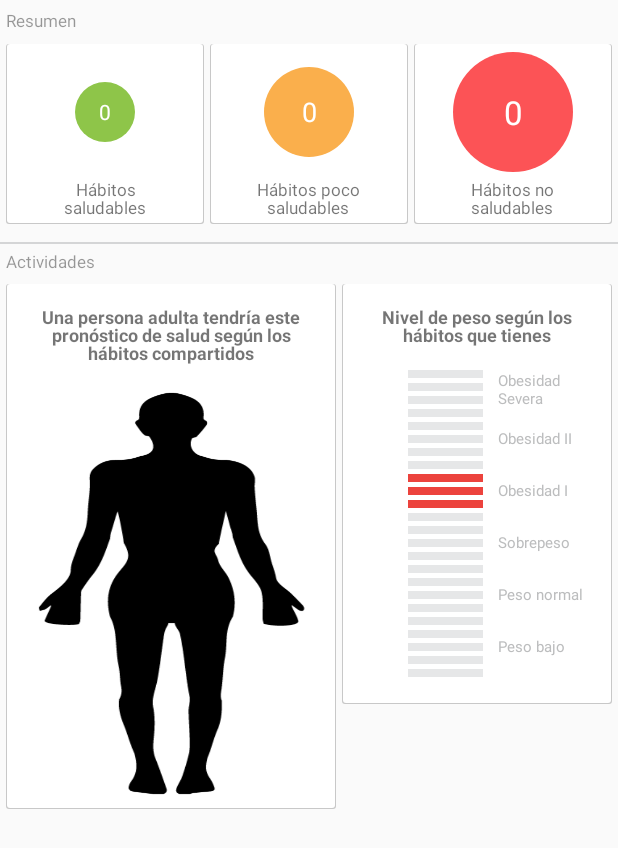
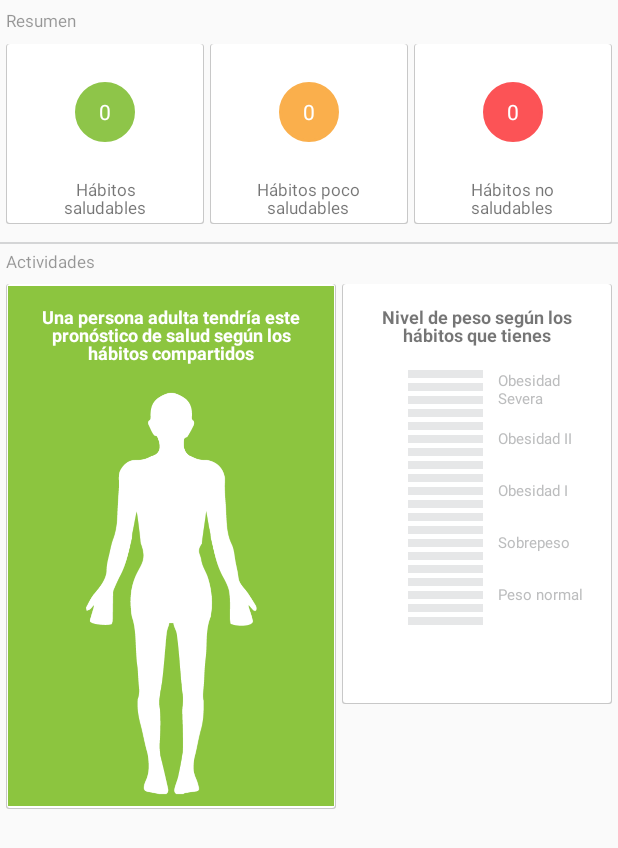
Before and after one commit to dericop/ro-android-design-lab, an Android app: the fragment Simulation shown on its own in the app's theme, on a phone screen of 412 x 824 dp. Shown: the top 848 px of the screen. Run offline under Robolectric (Android 15) with nearby library versions, the phone set to English and light mode, and no system bars; our stand-ins replace Firebase (no records; nobody signed in at launch, a user with empty details on screens opened directly); 4 statements that could not run were skipped.

Commit message:
Primera versión de la simulación terminada.

```diff
--- a/app/src/main/java/com/ucaldas/ro/reduccionobesidad/Simulation.java
+++ b/app/src/main/java/com/ucaldas/ro/reduccionobesidad/Simulation.java
@@ -1,11 +1,14 @@
 package com.ucaldas.ro.reduccionobesidad;
 
+import android.app.ProgressDialog;
 import android.content.Context;
 import android.net.Uri;
+import android.os.Build;
 import android.os.Bundle;
 import android.support.annotation.Nullable;
 import android.support.v4.app.Fragment;
 import android.util.Log;
+import android.util.TypedValue;
 import android.view.LayoutInflater;
 import android.view.View;
 import android.view.ViewGroup;
@@ -19,9 +22,14 @@ import com.google.firebase.database.DatabaseReference;
 import com.google.firebase.database.FirebaseDatabase;
 import com.google.firebase.database.ValueEventListener;
 
+import java.io.IOException;
+import java.text.Collator;
 import java.util.ArrayList;
 import java.util.Arrays;
+import java.util.Collections;
+import java.util.Comparator;
 import java.util.HashMap;
+import java.util.LinkedList;
 import java.util.List;
 import java.util.Map;
 import java.util.concurrent.atomic.AtomicInteger;
@@ -64,12 +72,8 @@ public class Simulation extends Fragment {
     private LinearLayout obesity_level_2_container;
     private LinearLayout severe_obesity_container;
 
-    //Conteo de items de buenos habitos, medios, malos
-    private final AtomicInteger goodHabitsCount = new AtomicInteger(0);
-    private final AtomicInteger mediumHabitsCount = new AtomicInteger(0);
-    private final AtomicInteger badHabitsCount = new AtomicInteger(0);
-
-
+    //Dialogo de progreso
+    private ProgressDialog progress;
 
     // TODO: Rename and change types of parameters
     private String mParam1;
@@ -135,89 +139,219 @@ public class Simulation extends Fragment {
         }
     }*/
 
+
+
     @Override
-    public void onViewCreated(View view, @Nullable Bundle savedInstanceState) {
+    public void onViewCreated(final View view, @Nullable Bundle savedInstanceState) {
         super.onViewCreated(view, savedInstanceState);
 
         getGraphicalComponents(view); // Inicialización de componentes gráficos
 
         if(mHome.user != null){
+            final String[] foodsString = getResources().getStringArray(R.array.new_post_food_categories);
+            final List<String> foodsCategories = Arrays.asList(foodsString);
             DatabaseReference firebaseDatabase = FirebaseDatabase.getInstance().getReference().child("user-data").child(mHome.user.getUid());
+            final AtomicInteger countOfHealthy = new AtomicInteger(0);
+            final AtomicInteger countOfMedium = new AtomicInteger(0);
+            final AtomicInteger countOfBad = new AtomicInteger(0);
+
             firebaseDatabase.addValueEventListener(new ValueEventListener() {
                 @Override
                 public void onDataChange(DataSnapshot dataSnapshot) {
-                    Log.v("DB", dataSnapshot.getValue().toString());
+                    /*progress = ProgressDialog.show(getContext(), "Creando simulación...",
+                            "Espera un momento", true);*/
 
+                    double totalAverage = 0;
                     Map<String, HashMap> data = (HashMap) dataSnapshot.getValue();
+                    Log.v("Foods", data.toString());
+
                     for(String key: data.keySet()){
-                        Map<String, String> post = data.get(key);
-                        String activityType = post.get("category");
 
-                        List<String> foodsCategories = Arrays.asList(getResources().getStringArray(R.array.new_post_food_categories));
+                        Map<String, Object> post = data.get(key);
 
-                        if(foodsCategories.contains(activityType)){ //¿Es un alimento?
-                            String result = post.get("result");
-                            if(result != null){
+                        //String activityType = post.get("category")+"";
+                        //foodsCategories.contains(activityType) &&
+                        if(post.get("result") != null){
+                            long result = (long)post.get("result");
+                            if(result == 3){
+                                countOfHealthy.incrementAndGet();
+                            }else if(result == 2){
+                                countOfMedium.incrementAndGet();
+                            }else{
+                                countOfBad.incrementAndGet();
+                            }
 
-                                int resultValue = Integer.parseInt(result);
-                                switch (resultValue){
-                                    case 1: //Indica mal hàbito
-                                        badHabitsCount.incrementAndGet();
-                                        break;
-                                    case 2: //Indica hábito medio
-                                        mediumHabitsCount.incrementAndGet();
-                                        break;
-                                    case 3: //Indica buen hábito
-                                        goodHabitsCount.incrementAndGet();
-                                        break;
+                            if(post.get("average") != null) {
+                                try {
+                                    totalAverage += (Double) post.get("average");
+                                }catch (NumberFormatException ex){
+                                    totalAverage += 0.0;
                                 }
 
-                                healthyHabits.setText(goodHabitsCount+"");
-                                mediumHabits.setText(mediumHabits+"");
-                                badHabits.setText(badHabits+"");
+                            }
+                        }
+                    }
+
+                    //Lógica para la sección superior de la interface
+
+                    healthyHabits.setText(countOfHealthy.get()+"");
+                    mediumHabits.setText(countOfMedium.get()+"");
+                    badHabits.setText(countOfBad.get()+"");
+
+                    ViewGroup.LayoutParams circleBox1Params = sim_circle_box_1.getLayoutParams();
+                    ViewGroup.LayoutParams circleBox2Params = sim_circle_box_2.getLayoutParams();
+                    ViewGroup.LayoutParams circleBox3Params = sim_circle_box_3.getLayoutParams();
+
+                    int newSizeBox1 = countOfHealthy.get();
+                    int newSizeBox2 = countOfMedium.get();
+                    int newSizeBox3 = countOfBad.get();
+
+                    LinkedList orderedList = new LinkedList();
+                    orderedList.push(newSizeBox1);
+                    orderedList.push(newSizeBox2);
+                    orderedList.push(newSizeBox3);
+
+                    Collections.sort(orderedList);
+
+                    //Ubicación del tamaño para el componente 1
+                    if(orderedList.indexOf(newSizeBox1) == 2){
+                        newSizeBox1 = 80;
+
+                    } else if(orderedList.indexOf(newSizeBox1) == 1)
+                        newSizeBox1 = 60;
+                    else
+                        newSizeBox1 = 40;
+
+                    //Ubicación del tamaño para el componente 2
+                    if(orderedList.indexOf(newSizeBox2) == 2){
+                        newSizeBox2 = 80;
+
+                    } else if(orderedList.indexOf(newSizeBox2) == 1)
+                        newSizeBox2 = 60;
+                    else
+                        newSizeBox2 = 40;
+
+                    //Ubicación del tamaño para el componente 3
+                    if(orderedList.indexOf(newSizeBox3) == 2){
+                        newSizeBox3 = 80;
+
+                    }else if(orderedList.indexOf(newSizeBox3) == 1)
+                        newSizeBox3 = 60;
+                    else
+                        newSizeBox3 = 40;
+
+                    if(getActivity() != null){
+                        healthyHabits.setTextSize((newSizeBox1 * 14)/40);
+                        mediumHabits.setTextSize((newSizeBox2 * 14)/40);
+                        badHabits.setTextSize((newSizeBox3 * 14)/40);
 
 
-                                /*//Cálculo para la tendencia en obesidad
-                                String processedLevel = data.get("processed_level");
-                                String sugarLevel = data.get("sugar_level");
+                        circleBox1Params.width = (int) TypedValue.applyDimension(TypedValue.COMPLEX_UNIT_DIP, newSizeBox1, getResources().getDisplayMetrics());
+                        circleBox1Params.height = (int) TypedValue.applyDimension(TypedValue.COMPLEX_UNIT_DIP, newSizeBox1, getResources().getDisplayMetrics());;
+                        sim_circle_box_1.setLayoutParams(circleBox1Params);
 
-                                if(processedLevel != null && sugarLevel != null){
-                                    int processedValue = Integer.parseInt(processedLevel);
-                                    int sugarValue = Integer.parseInt(sugarLevel);
+                        circleBox2Params.width = (int) TypedValue.applyDimension(TypedValue.COMPLEX_UNIT_DIP, newSizeBox2, getResources().getDisplayMetrics());
+                        circleBox2Params.height = (int) TypedValue.applyDimension(TypedValue.COMPLEX_UNIT_DIP, newSizeBox2, getResources().getDisplayMetrics());
+                        sim_circle_box_2.setLayoutParams(circleBox2Params);
 
-                                }*/
-                            }
+                        circleBox3Params.width = (int) TypedValue.applyDimension(TypedValue.COMPLEX_UNIT_DIP, newSizeBox3, getResources().getDisplayMetrics());
+                        circleBox3Params.height = (int) TypedValue.applyDimension(TypedValue.COMPLEX_UNIT_DIP, newSizeBox3, getResources().getDisplayMetrics());
+                        sim_circle_box_3.setLayoutParams(circleBox3Params);
 
 
-                        }else{
+                        totalAverage /= (countOfHealthy.get() + countOfMedium.get() + countOfBad.get());
+                        paintLevel(totalAverage, view);
 
-                        }
+                    }
 
 
+                    countOfHealthy.set(0);
+                    countOfMedium.set(0);
+                    countOfBad.set(0);
 
-                    }
                 }
 
                 @Override
                 public void onCancelled(DatabaseError databaseError) {
 
                 }
+
             });
         }
 
+    }
+
+    private void paintLevel(double average, View view){
+        final LinearLayout humanContainer = (LinearLayout) view.findViewById(R.id.human_container);
+        final ImageView humanImageView = (ImageView) view.findViewById(R.id.human_image_view);
+
+        restartDefaultView(severe_obesity_container);
+        restartDefaultView(obesity_level_2_container);
+        restartDefaultView(obesity_level_1_container);
+        restartDefaultView(overweight_container);
+        restartDefaultView(normal_weight_container);
+
+        if(average!=0 && average < 2){
+            Log.v("DBO", "Obeso severo");
+            severe_obesity_container.getChildAt(0).setBackgroundColor(getResources().getColor(R.color.severe_obesity));
+            severe_obesity_container.getChildAt(1).setBackgroundColor(getResources().getColor(R.color.severe_obesity));
+            severe_obesity_container.getChildAt(2).setBackgroundColor(getResources().getColor(R.color.severe_obesity));
+
+            humanContainer.setBackgroundColor(getResources().getColor(R.color.severe_obesity));
+            humanImageView.setBackgroundDrawable(getResources().getDrawable(R.drawable.silueta_humano_6));
+
+        }else if(average >= 2 && average <4){
+            Log.v("DBO", "Obeso 2");
+
+            obesity_level_2_container.getChildAt(0).setBackgroundColor(getResources().getColor(R.color.obesity_2));
+            obesity_level_2_container.getChildAt(1).setBackgroundColor(getResources().getColor(R.color.obesity_2));
+            obesity_level_2_container.getChildAt(2).setBackgroundColor(getResources().getColor(R.color.obesity_2));
+
+            humanContainer.setBackgroundColor(getResources().getColor(R.color.obesity_2));
+            humanImageView.setBackgroundDrawable(getResources().getDrawable(R.drawable.silueta_humano_5));
 
 
+        }else if(average >=4 && average <6){
+            Log.v("DBO", "Obeso 1");
 
+            obesity_level_1_container.getChildAt(0).setBackgroundColor(getResources().getColor(R.color.obesity_1));
+            obesity_level_1_container.getChildAt(1).setBackgroundColor(getResources().getColor(R.color.obesity_1));
+            obesity_level_1_container.getChildAt(2).setBackgroundColor(getResources().getColor(R.color.obesity_1));
 
+            humanContainer.setBackgroundColor(getResources().getColor(R.color.obesity_1));
+            humanImageView.setBackgroundDrawable(getResources().getDrawable(R.drawable.silueta_humano_4));
+        }else if(average >= 6 && average <8){
 
+            overweight_container.getChildAt(0).setBackgroundColor(getResources().getColor(R.color.overweight));
+            overweight_container.getChildAt(1).setBackgroundColor(getResources().getColor(R.color.overweight));
+            overweight_container.getChildAt(2).setBackgroundColor(getResources().getColor(R.color.overweight));
 
+            humanContainer.setBackgroundColor(getResources().getColor(R.color.overweight));
+            humanImageView.setBackgroundDrawable(getResources().getDrawable(R.drawable.silueta_humano_3));
+            Log.v("DBO", "Sobrepeso");
 
+        }else if(average >= 8){
+            Log.v("DBO", "Peso normal");
+            normal_weight_container.getChildAt(0).setBackgroundColor(getResources().getColor(R.color.normal_weight));
+            normal_weight_container.getChildAt(1).setBackgroundColor(getResources().getColor(R.color.normal_weight));
+            normal_weight_container.getChildAt(2).setBackgroundColor(getResources().getColor(R.color.normal_weight));
+
+            humanContainer.setBackgroundColor(getResources().getColor(R.color.normal_weight));
+            humanImageView.setBackgroundDrawable(getResources().getDrawable(R.drawable.silueta_humano_2));
+
+        }
+    }
+
+    private void restartDefaultView(LinearLayout view){
+        view.getChildAt(0).setBackgroundColor(getResources().getColor(R.color.simuation_barItem_normal));
+        view.getChildAt(1).setBackgroundColor(getResources().getColor(R.color.simuation_barItem_normal));
+        view.getChildAt(2).setBackgroundColor(getResources().getColor(R.color.simuation_barItem_normal));
     }
 
     private void getGraphicalComponents(View view){
 
         healthyHabits = (TextView) view.findViewById(R.id.healthyHabits);
-        badHabits = (TextView) view.findViewById(R.id.mediumHabits);
+        badHabits = (TextView) view.findViewById(R.id.bad_habits);
         mediumHabits = (TextView) view.findViewById(R.id.mediumHabits);
 
         sim_circle_box_1 = (LinearLayout) view.findViewById(R.id.sim_circle_box_1);
@@ -226,13 +360,12 @@ public class Simulation extends Fragment {
 
         human_image_view = (ImageView) view.findViewById(R.id.human_image_view);
 
-        low_weight_container = (LinearLayout) view.findViewById(R.id.low_weight_container);
+        //low_weight_container = (LinearLayout) view.findViewById(R.id.low_weight_container);
         normal_weight_container = (LinearLayout) view.findViewById(R.id.normal_weight_container);
         overweight_container = (LinearLayout) view.findViewById(R.id.overweight_container);
         obesity_level_1_container = (LinearLayout) view.findViewById(R.id.obesity_level_1_container);
         obesity_level_2_container = (LinearLayout) view.findViewById(R.id.obesity_level_2_container);
         severe_obesity_container = (LinearLayout) view.findViewById(R.id.severe_obesity_container);
-
     }
 
     @Override
--- a/app/src/main/res/drawable/circle.xml
+++ b/app/src/main/res/drawable/circle.xml
@@ -1,6 +1,5 @@
 <?xml version="1.0" encoding="utf-8"?>
-<shape xmlns:android="http://schemas.android.com/apk/res/android"
-    android:shape="oval">
-    <solid
-        android:color="#48b3ff"/>
-</shape>
+<shape xmlns:android="http://schemas.android.com/apk/res/android" android:shape="oval">
+    <stroke android:width="2dp" android:color="#fff"  />
+    <solid android:color="@color/habit_bad" />
+    <padding android:left="2dp" android:top="2dp" android:right="2dp" android:bottom="2dp" /></shape>
--- a/app/src/main/res/layout/fragment_simulation.xml
+++ b/app/src/main/res/layout/fragment_simulation.xml
@@ -123,7 +123,6 @@
                             android:gravity="center"
                             android:layout_height="88dp">
 
-
                             <LinearLayout
                                 android:layout_width="60dp"
                                 android:layout_height="60dp"
@@ -208,7 +207,8 @@
                                     android:text="0"
                                     android:textSize="22dp"
                                     android:textColor="#fff"
-                                    android:padding="3dp" />
+                                    android:padding="3dp"
+                                    android:id="@+id/bad_habits"/>
 
                             </LinearLayout>
 
@@ -275,12 +275,13 @@
                     <LinearLayout
                         android:layout_width="match_parent"
                         android:layout_height="match_parent"
-                        android:background="#fff"
+                        android:background="@color/habit_good"
                         android:layout_marginTop="1dp"
                         android:layout_marginLeft="1dp"
                         android:layout_marginRight="1dp"
                         android:layout_marginBottom="2dp"
-                        android:orientation="vertical">
+                        android:orientation="vertical"
+                        android:id="@+id/human_container">
 
                         <TextView
                             android:layout_width="wrap_content"
@@ -292,15 +293,18 @@
                             android:textAlignment="center"
                             android:textSize="12dp"
                             android:textStyle="bold"
-                            android:lineSpacingExtra="-2dp" />
+                            android:lineSpacingExtra="-2dp"
+                            android:textColor="#fff"/>
 
                         <ImageView
-                            android:layout_width="wrap_content"
+                            android:layout_width="120dp"
                             android:layout_height="wrap_content"
                             android:layout_marginLeft="15dp"
                             android:layout_marginRight="15dp"
                             android:layout_marginTop="10dp"
                             android:background="@drawable/silueta_humano_1"
+                            android:backgroundTint="#fff"
+                            android:layout_gravity="center"
                             android:id="@+id/human_image_view"/>
 
                     </LinearLayout>
@@ -489,21 +493,21 @@
                                     <View
                                         android:layout_width="50dp"
                                         android:layout_height="@dimen/dim_bar_item_height"
-                                        android:background="@color/simulation_barItem_selected"
+                                        android:background="@color/simuation_barItem_normal"
                                         android:layout_marginTop="3dp">
                                     </View>
 
                                     <View
                                         android:layout_width="50dp"
                                         android:layout_height="@dimen/dim_bar_item_height"
-                                        android:background="@color/simulation_barItem_selected"
+                                        android:background="@color/simuation_barItem_normal"
                                         android:layout_marginTop="3dp">
                                     </View>
 
                                     <View
                                         android:layout_width="50dp"
                                         android:layout_height="@dimen/dim_bar_item_height"
-                                        android:background="@color/simulation_barItem_selected"
+                                        android:background="@color/simuation_barItem_normal"
                                         android:layout_marginTop="3dp">
                                     </View>
 
@@ -668,70 +672,6 @@
 
                             </LinearLayout>
 
-                            <LinearLayout
-                                android:layout_width="match_parent"
-                                android:layout_height="wrap_content"
-                                android:orientation="horizontal">
-
-                                <LinearLayout
-                                    android:layout_width="0dp"
-                                    android:layout_height="wrap_content"
-                                    android:layout_weight=".55"
-                                    android:orientation="vertical"
-                                    android:gravity="right"
-                                    android:id="@+id/low_weight_container">
-
-                                    <View
-                                        android:layout_width="50dp"
-                                        android:layout_height="@dimen/dim_bar_item_height"
-                                        android:background="@color/simuation_barItem_normal"
-                                        android:layout_marginTop="3dp">
-                                    </View>
-
-                                    <View
-                                        android:layout_width="50dp"
-                                        android:layout_height="@dimen/dim_bar_item_height"
-                                        android:background="@color/simuation_barItem_normal"
-                                        android:layout_marginTop="3dp">
-                                    </View>
-
-                                    <View
-                                        android:layout_width="50dp"
-                                        android:layout_height="@dimen/dim_bar_item_height"
-                                        android:background="@color/simuation_barItem_normal"
-                                        android:layout_marginTop="3dp">
-                                    </View>
-
-                                    <View
-                                        android:layout_width="50dp"
-                                        android:layout_height="@dimen/dim_bar_item_height"
-                                        android:background="@color/simuation_barItem_normal"
-                                        android:layout_marginTop="3dp">
-                                    </View>
-
-
-                                </LinearLayout>
-
-                                <LinearLayout
-                                    android:layout_width="0dp"
-                                    android:layout_height="wrap_content"
-                                    android:layout_weight=".45"
-                                    android:paddingLeft="10dp">
-
-                                    <TextView
-                                        android:layout_width="wrap_content"
-                                        android:layout_height="wrap_content"
-                                        android:maxWidth="100dp"
-                                        android:text="Peso bajo"
-                                        android:textColor="#bcbdbe"
-                                        android:textSize="10dp"
-                                        android:layout_marginTop="7dp"/>
-
-
-                                </LinearLayout>
-
-
-                            </LinearLayout>
 
                         </LinearLayout>
 
--- a/app/src/main/res/values/colors.xml
+++ b/app/src/main/res/values/colors.xml
@@ -51,4 +51,16 @@
     <color name="simulation_barItem_selected">#ec433d</color>
     <color name="simuation_barItem_normal">#e6e7e8</color>
 
+
+    <color name="habit_good">#8cc53f</color>
+    <color name="habit_medium">#faaf40</color>
+    <color name="habit_bad">#ee4136</color>
+
+    <color name="severe_obesity">#9d1f63</color>
+    <color name="obesity_2">#bd1e2d</color>
+    <color name="obesity_1">#ee4136</color>
+    <color name="overweight">#faaf40</color>
+    <color name="normal_weight">#8cc53f</color>
+
+
 </resources>
```
Also changed, not shown: app/src/main/res/layout/list_home_item.xml (+21 -1 lines), app/src/main/res/layout/list_my_items_item.xml (+46 -3 lines).
